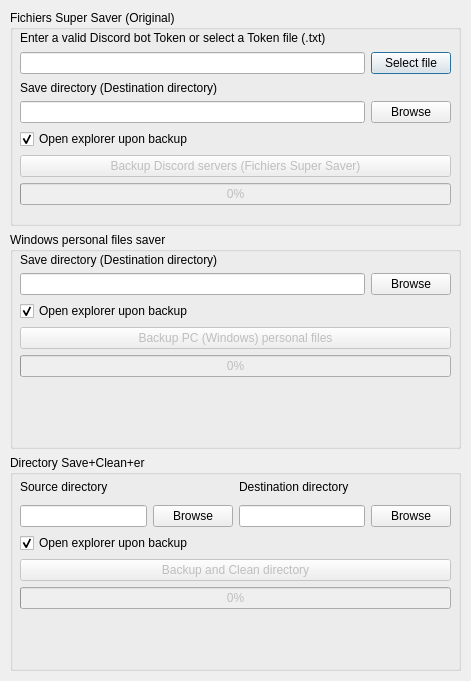
Above: gui.ui from SJarod/FichiersSuperSaver before the change. Below: the same form after it.
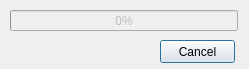
That is the form after the change.

Commit message: tabs instead of group box

```diff
--- a/gui.ui
+++ b/gui.ui
@@ -6,320 +6,44 @@
    <rect>
     <x>0</x>
     <y>0</y>
-    <width>471</width>
-    <height>681</height>
+    <width>249</width>
+    <height>69</height>
    </rect>
   </property>
   <property name="windowTitle">
    <string>Dialog</string>
   </property>
-  <widget class="QWidget" name="verticalLayoutWidget_4">
+  <widget class="QProgressBar" name="progressBar">
+   <property name="enabled">
+    <bool>false</bool>
+   </property>
    <property name="geometry">
     <rect>
      <x>10</x>
      <y>10</y>
-     <width>451</width>
-     <height>661</height>
+     <width>228</width>
+     <height>21</height>
     </rect>
    </property>
-   <layout class="QVBoxLayout" name="verticalLayout_4">
-    <item>
-     <widget class="QGroupBox" name="groupBox_4">
-      <property name="title">
-       <string>Fichiers Super Saver (Original)</string>
-      </property>
-      <widget class="QWidget" name="verticalLayoutWidget">
-       <property name="geometry">
-        <rect>
-         <x>10</x>
-         <y>20</y>
-         <width>431</width>
-         <height>175</height>
-        </rect>
-       </property>
-       <layout class="QVBoxLayout" name="verticalLayout">
-        <item>
-         <widget class="QLabel" name="label_4">
-          <property name="text">
-           <string>Enter a valid Discord bot Token or select a Token file (.txt)</string>
-          </property>
-         </widget>
-        </item>
-        <item>
-         <layout class="QHBoxLayout" name="horizontalLayout">
-          <item>
-           <widget class="QLineEdit" name="tokenField"/>
-          </item>
-          <item>
-           <widget class="QPushButton" name="tokenBrowse">
-            <property name="text">
-             <string>Select file</string>
-            </property>
-           </widget>
-          </item>
-         </layout>
-        </item>
-        <item>
-         <widget class="QLabel" name="label_5">
-          <property name="text">
-           <string>Save directory (Destination directory)</string>
-          </property>
-         </widget>
-        </item>
-        <item>
-         <layout class="QHBoxLayout" name="horizontalLayout_5">
-          <item>
-           <widget class="QLineEdit" name="fssSaveDirField"/>
-          </item>
-          <item>
-           <widget class="QPushButton" name="fssSaveDirBrowse">
-            <property name="text">
-             <string>Browse</string>
-            </property>
-           </widget>
-          </item>
-         </layout>
-        </item>
-        <item>
-         <widget class="QCheckBox" name="checkBox">
-          <property name="text">
-           <string>Open explorer upon backup</string>
-          </property>
-          <property name="checked">
-           <bool>true</bool>
-          </property>
-         </widget>
-        </item>
-        <item>
-         <widget class="QPushButton" name="backupDiscord">
-          <property name="enabled">
-           <bool>false</bool>
-          </property>
-          <property name="text">
-           <string>Backup Discord servers (Fichiers Super Saver)</string>
-          </property>
-         </widget>
-        </item>
-        <item>
-         <widget class="QProgressBar" name="progressBar">
-          <property name="enabled">
-           <bool>false</bool>
-          </property>
-          <property name="value">
-           <number>0</number>
-          </property>
-          <property name="textVisible">
-           <bool>true</bool>
-          </property>
-         </widget>
-        </item>
-       </layout>
-      </widget>
-     </widget>
-    </item>
-    <item>
-     <widget class="QGroupBox" name="groupBox_5">
-      <property name="title">
-       <string>Windows personal files saver</string>
-      </property>
-      <widget class="QWidget" name="verticalLayoutWidget_2">
-       <property name="geometry">
-        <rect>
-         <x>10</x>
-         <y>20</y>
-         <width>431</width>
-         <height>125</height>
-        </rect>
-       </property>
-       <layout class="QVBoxLayout" name="verticalLayout_2">
-        <item>
-         <widget class="QLabel" name="label_3">
-          <property name="text">
-           <string>Save directory (Destination directory)</string>
-          </property>
-         </widget>
-        </item>
-        <item>
-         <layout class="QHBoxLayout" name="horizontalLayout_2">
-          <item>
-           <widget class="QLineEdit" name="saveDirField"/>
-          </item>
-          <item>
-           <widget class="QPushButton" name="saveDirBrowse">
-            <property name="text">
-             <string>Browse</string>
-            </property>
-           </widget>
-          </item>
-         </layout>
-        </item>
-        <item>
-         <widget class="QCheckBox" name="checkBox_2">
-          <property name="text">
-           <string>Open explorer upon backup</string>
-          </property>
-          <property name="checked">
-           <bool>true</bool>
-          </property>
-         </widget>
-        </item>
-        <item>
-         <widget class="QPushButton" name="backupPCPersonal">
-          <property name="enabled">
-           <bool>false</bool>
-          </property>
-          <property name="text">
-           <string>Backup PC (Windows) personal files</string>
-          </property>
-         </widget>
-        </item>
-        <item>
-         <widget class="QProgressBar" name="progressBar_2">
-          <property name="enabled">
-           <bool>false</bool>
-          </property>
-          <property name="value">
-           <number>0</number>
-          </property>
-          <property name="textVisible">
-           <bool>true</bool>
-          </property>
-         </widget>
-        </item>
-       </layout>
-      </widget>
-     </widget>
-    </item>
-    <item>
-     <widget class="QGroupBox" name="groupBox_6">
-      <property name="title">
-       <string>Directory Save+Clean+er</string>
-      </property>
-      <widget class="QWidget" name="verticalLayoutWidget_3">
-       <property name="geometry">
-        <rect>
-         <x>10</x>
-         <y>20</y>
-         <width>431</width>
-         <height>134</height>
-        </rect>
-       </property>
-       <layout class="QVBoxLayout" name="verticalLayout_3">
-        <item>
-         <layout class="QHBoxLayout" name="horizontalLayout_4">
-          <item>
-           <widget class="QLabel" name="label">
-            <property name="text">
-             <string>Source directory</string>
-            </property>
-           </widget>
-          </item>
-          <item>
-           <spacer name="horizontalSpacer">
-            <property name="orientation">
-             <enum>Qt::Horizontal</enum>
-            </property>
-            <property name="sizeType">
-             <enum>QSizePolicy::Preferred</enum>
-            </property>
-            <property name="sizeHint" stdset="0">
-             <size>
-              <width>40</width>
-              <height>20</height>
-             </size>
-            </property>
-           </spacer>
-          </item>
-          <item>
-           <widget class="QLabel" name="label_2">
-            <property name="text">
-             <string>Destination directory</string>
-            </property>
-           </widget>
-          </item>
-          <item>
-           <spacer name="horizontalSpacer_2">
-            <property name="orientation">
-             <enum>Qt::Horizontal</enum>
-            </property>
-            <property name="sizeType">
-             <enum>QSizePolicy::Preferred</enum>
-            </property>
-            <property name="sizeHint" stdset="0">
-             <size>
-              <width>40</width>
-              <height>20</height>
-             </size>
-            </property>
-           </spacer>
-          </item>
-         </layout>
-        </item>
-        <item>
-         <layout class="QHBoxLayout" name="horizontalLayout_3">
-          <item>
-           <widget class="QLineEdit" name="sourceDirField"/>
-          </item>
-          <item>
-           <widget class="QPushButton" name="sourceDirBrowse">
-            <property name="text">
-             <string>Browse</string>
-            </property>
-           </widget>
-          </item>
-          <item>
-           <widget class="QLineEdit" name="destDirField"/>
-          </item>
-          <item>
-           <widget class="QPushButton" name="destDirBrowse">
-            <property name="text">
-             <string>Browse</string>
-            </property>
-           </widget>
-          </item>
-         </layout>
-        </item>
-        <item>
-         <widget class="QCheckBox" name="checkBox_3">
-          <property name="text">
-           <string>Open explorer upon backup</string>
-          </property>
-          <property name="checked">
-           <bool>true</bool>
-          </property>
-          <property name="tristate">
-           <bool>false</bool>
-          </property>
-         </widget>
-        </item>
-        <item>
-         <widget class="QPushButton" name="backupDirectory">
-          <property name="enabled">
-           <bool>false</bool>
-          </property>
-          <property name="text">
-           <string>Backup and Clean directory</string>
-          </property>
-         </widget>
-        </item>
-        <item>
-         <widget class="QProgressBar" name="progressBar_3">
-          <property name="enabled">
-           <bool>false</bool>
-          </property>
-          <property name="value">
-           <number>0</number>
-          </property>
-          <property name="textVisible">
-           <bool>true</bool>
-          </property>
-         </widget>
-        </item>
-       </layout>
-      </widget>
-     </widget>
-    </item>
-   </layout>
+   <property name="value">
+    <number>0</number>
+   </property>
+   <property name="textVisible">
+    <bool>true</bool>
+   </property>
+  </widget>
+  <widget class="QPushButton" name="cancelExecutionButton">
+   <property name="geometry">
+    <rect>
+     <x>160</x>
+     <y>40</y>
+     <width>75</width>
+     <height>23</height>
+    </rect>
+   </property>
+   <property name="text">
+    <string>Cancel</string>
+   </property>
   </widget>
  </widget>
  <resources/>
```
The commit also changes 5 other files.
